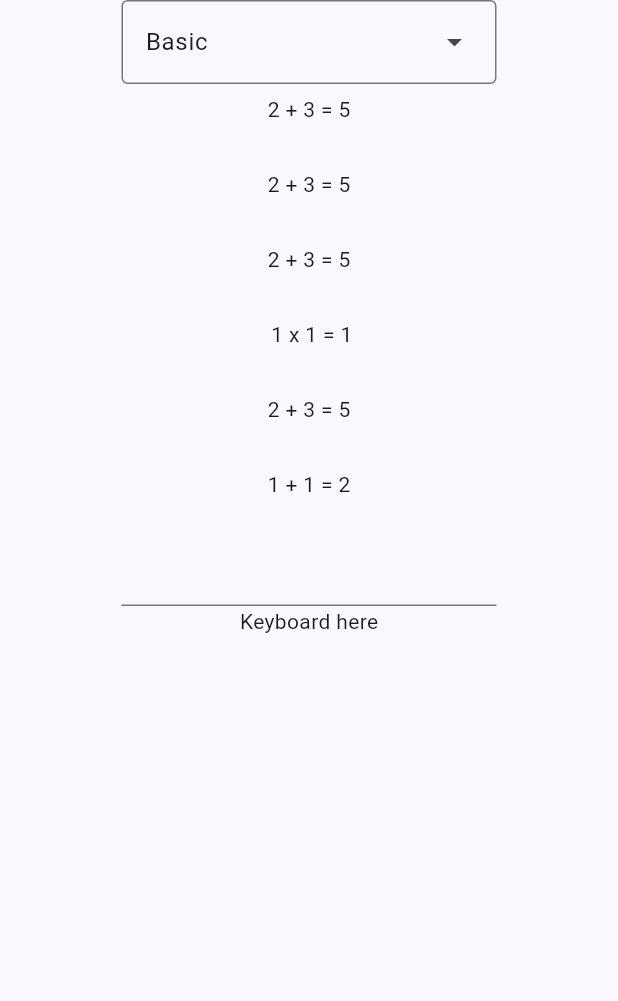
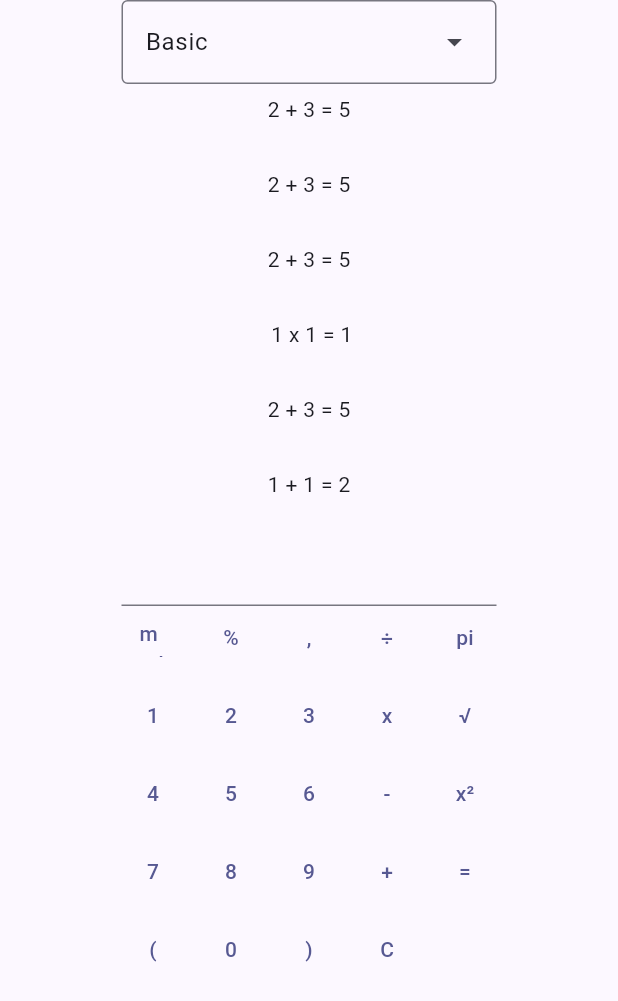
Before and after one commit to jarvma18/calculator-app, a Flutter app: the screen it shows after launch, on a phone screen of 412 x 824 dp. Shown: the top 1001 px of the screen. Run offline on Flutter 3.47's test engine with Material 3 defaults, Android fonts, the phone set to English and light mode, and no system bars.

Commit message:
Added calculator button layout, it is not ideal yet, but it is how it would look like.

```diff
--- a/app/lib/main.dart
+++ b/app/lib/main.dart
@@ -75,7 +75,54 @@ class _MyHomePageState extends State<MyHomePage> {
                   ModeDropdownMenu(menuController: menuController),
                   CalculationHistory(historyItems: historyItems),
                   CalculationBar(calculatorController: calculatorController),
-                  Text('Keyboard here')
+                  SizedBox(
+                    height: 250,
+                    width: 250,
+                    child: GridView.count(
+                      crossAxisCount: 5,
+                      crossAxisSpacing: 10,
+                      mainAxisSpacing: 10,
+                      primary: false,
+                      children: [
+                        TextButton(onPressed: () {}, child: Text('mod')),
+                        TextButton(onPressed: () {}, child: Text('%')),
+                        TextButton(onPressed: () {}, child: Text(',')),
+                        TextButton(onPressed: () {}, child: Text('÷')),
+                        TextButton(onPressed: () {}, child: Text('pi')),
+                        TextButton(onPressed: () {}, child: Text('1')),
+                        TextButton(onPressed: () {}, child: Text('2')),
+                        TextButton(onPressed: () {}, child: Text('3')),
+                        TextButton(onPressed: () {}, child: Text('x')),
+                        TextButton(onPressed: () {}, child: Text('√')),
+                        TextButton(onPressed: () {}, child: Text('4')),
+                        TextButton(onPressed: () {}, child: Text('5')),
+                        TextButton(onPressed: () {}, child: Text('6')),
+                        TextButton(onPressed: () {}, child: Text('-')),
+                        TextButton(onPressed: () {}, child: Text('x²')),
+                        TextButton(onPressed: () {}, child: Text('7')),
+                        TextButton(onPressed: () {}, child: Text('8')),
+                        TextButton(onPressed: () {}, child: Text('9')),
+                        TextButton(onPressed: () {}, child: Text('+')),
+                        // Merged "=" button taking space of 2 buttons
+                        GridTile(
+                          footer: GridTileBar(
+                            title: Text(''),
+                          ),
+                          child: SizedBox(
+                            height: (250 - 40) / 5 * 2 + 10, // height of 2 buttons plus spacing
+                            child: TextButton(
+                              onPressed: () {},
+                              child: Text('='),
+                            ),
+                          ),
+                        ),
+                        TextButton(onPressed: () {}, child: Text('(')),
+                        TextButton(onPressed: () {}, child: Text('0')),
+                        TextButton(onPressed: () {}, child: Text(')')),
+                        TextButton(onPressed: () {}, child: Text('C')),
+                      ],
+                    ),
+                  )
                 ],
               )
             )
```
